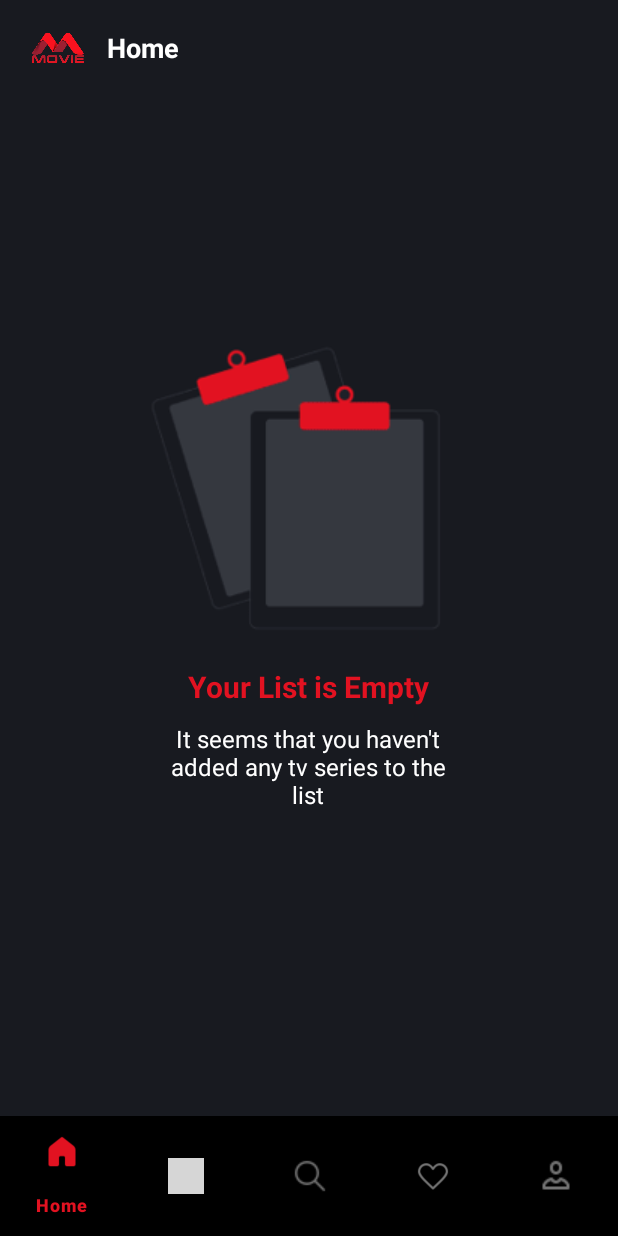
After one commit to DanMinnn/MoviesApp, an Android app: the fragment FavouriteSeriesFragment placed in its activity, on a phone screen of 412 x 824 dp. The commit adds this screen. Run offline under Robolectric (Android 15) with nearby library versions, the phone set to English and light mode, and no system bars; our stand-ins replace Room's generated code; pictures from the network do not load; Roboto replaces fonts that are not available here; grey boxes are pictures that could not be loaded.

Commit message:
fragment favourite series

```diff
--- /dev/null
+++ b/app/src/main/java/com/movieapi/movie/adapter/series/FavSeriesAdapter.java
@@ -0,0 +1,81 @@
+package com.movieapi.movie.adapter.series;
+
+import android.content.Context;
+import android.content.Intent;
+import android.view.LayoutInflater;
+import android.view.View;
+import android.view.ViewGroup;
+import android.widget.ImageView;
+import android.widget.TextView;
+
+import androidx.annotation.NonNull;
+import androidx.cardview.widget.CardView;
+import androidx.recyclerview.widget.RecyclerView;
+
+import com.bumptech.glide.Glide;
+import com.bumptech.glide.load.engine.DiskCacheStrategy;
+import com.movieapi.movie.R;
+import com.movieapi.movie.activity.movies.MovieDetailsActivity;
+import com.movieapi.movie.activity.series.SeriesDetailsActivity;
+import com.movieapi.movie.database.series.FavSeries;
+import com.movieapi.movie.utils.Constants;
+
+import java.util.List;
+
+public class FavSeriesAdapter extends RecyclerView.Adapter<FavSeriesAdapter.FavSeriesHolder> {
+    Context context;
+    List<FavSeries> favSeriesList;
+
+    public FavSeriesAdapter(Context context, List<FavSeries> favSeriesList) {
+        this.context = context;
+        this.favSeriesList = favSeriesList;
+    }
+
+    @NonNull
+    @Override
+    public FavSeriesAdapter.FavSeriesHolder onCreateViewHolder(@NonNull ViewGroup parent, int viewType) {
+        return new FavSeriesAdapter.FavSeriesHolder(LayoutInflater.from(context).inflate(R.layout.item_search_result, parent,false));
+    }
+
+    @Override
+    public void onBindViewHolder(@NonNull FavSeriesAdapter.FavSeriesHolder holder, int position) {
+        Glide.with(context.getApplicationContext()).load(Constants.IMAGE_LOADING_BASE_URL_1280 + favSeriesList.get(position).getStill_path())
+                .centerCrop()
+                .diskCacheStrategy(DiskCacheStrategy.ALL)
+                .into(holder.movie_imageView);
+
+        if (favSeriesList.get(position).getVoteAverage() != 0)
+            holder.txtVoteAverage.setText(String.format("%.1f", favSeriesList.get(position).getVoteAverage()));
+    }
+
+    @Override
+    public int getItemCount() {
+        return favSeriesList.size();
+    }
+
+    public class FavSeriesHolder extends RecyclerView.ViewHolder {
+
+        CardView movie_CardView;
+        ImageView movie_imageView;
+        TextView txtVoteAverage;
+        public FavSeriesHolder(@NonNull View itemView) {
+            super(itemView);
+
+            movie_CardView = itemView.findViewById(R.id.card_view_search);
+            movie_imageView = itemView.findViewById(R.id.image_view_poster_search);
+            txtVoteAverage = itemView.findViewById(R.id.txtVoteAverage);
+
+            movie_imageView.getLayoutParams().width = (int) (context.getResources().getDisplayMetrics().widthPixels * 0.50);
+            movie_imageView.getLayoutParams().height = (int) ((context.getResources().getDisplayMetrics().widthPixels * 0.50) / 0.70);
+
+            movie_CardView.setOnClickListener(new View.OnClickListener() {
+                @Override
+                public void onClick(View view) {
+                    Intent intent = new Intent(context, SeriesDetailsActivity.class);
+                    intent.putExtra("series_id", favSeriesList.get(getAdapterPosition()).getSeries_id());
+                    context.startActivity(intent);
+                }
+            });
+        }
+    }
+}
--- a/app/src/main/java/com/movieapi/movie/fragment/movies/FavouritesFragment.java
+++ b/app/src/main/java/com/movieapi/movie/fragment/movies/FavouritesFragment.java
@@ -1,5 +1,6 @@
 package com.movieapi.movie.fragment.movies;
 
+import android.annotation.SuppressLint;
 import android.os.Bundle;
 import android.view.LayoutInflater;
 import android.view.View;
@@ -22,15 +23,16 @@ public class FavouritesFragment extends Fragment {
     public FavouritesFragment() {
     }
 
+    @SuppressLint("MissingInflatedId")
     @Nullable
     @Override
     public View onCreateView(@NonNull LayoutInflater inflater, @Nullable ViewGroup container, @Nullable Bundle savedInstanceState) {
         View view = inflater.inflate(R.layout.fragment_favourites, container, false);
 
-        //mSmartTabLayout = view.findViewById(R.id.tab_view_pager_fav);
+        mSmartTabLayout = view.findViewById(R.id.tab_view_pager_fav);
         mViewPager = view.findViewById(R.id.view_pager_fav);
         mViewPager.setAdapter(new FavouritesPagerAdapter(getChildFragmentManager(), getContext()));
-        //mSmartTabLayout.setViewPager(mViewPager);
+        mSmartTabLayout.setViewPager(mViewPager);
 
         return view;
     }
--- /dev/null
+++ b/app/src/main/java/com/movieapi/movie/fragment/series/FavouriteSeriesFragment.java
@@ -0,0 +1,63 @@
+package com.movieapi.movie.fragment.series;
+
+import android.content.Context;
+import android.content.SharedPreferences;
+import android.os.Bundle;
+import android.view.LayoutInflater;
+import android.view.View;
+import android.view.ViewGroup;
+
+import androidx.annotation.NonNull;
+import androidx.annotation.Nullable;
+import androidx.fragment.app.Fragment;
+import androidx.lifecycle.LiveData;
+import androidx.lifecycle.Observer;
+import androidx.recyclerview.widget.GridLayoutManager;
+
+import com.movieapi.movie.adapter.series.FavSeriesAdapter;
+import com.movieapi.movie.database.series.FavSeries;
+import com.movieapi.movie.database.series.SeriesDatabase;
+import com.movieapi.movie.databinding.FragmentFavouriteSeriesBinding;
+
+import java.util.List;
+
+
+public class FavouriteSeriesFragment extends Fragment {
+    FragmentFavouriteSeriesBinding binding;
+    SharedPreferences prefUser;
+    private String userId;
+
+    public FavouriteSeriesFragment() {
+    }
+
+    @Nullable
+    @Override
+    public View onCreateView(@NonNull LayoutInflater inflater, @Nullable ViewGroup container, @Nullable Bundle savedInstanceState) {
+        binding = FragmentFavouriteSeriesBinding.inflate(inflater, container, false);
+        return binding.getRoot();
+    }
+
+    @Override
+    public void onViewCreated(@NonNull View view, @Nullable Bundle savedInstanceState) {
+        super.onViewCreated(view, savedInstanceState);
+
+        prefUser = getActivity().getApplicationContext().getSharedPreferences("sessionUser", Context.MODE_PRIVATE);
+        userId = prefUser.getString("idUser", "");
+
+        final LiveData<List<FavSeries>> favSeries = SeriesDatabase.getInstance(getContext())
+                .seriesDao()
+                .getAllFavMovies(userId);
+
+        favSeries.observe(requireActivity(), new Observer<List<FavSeries>>() {
+            @Override
+            public void onChanged(List<FavSeries> favSeries) {
+                FavSeriesAdapter favSeriesAdapter = new FavSeriesAdapter(getContext(), favSeries);
+                binding.favSeriesRecView.setLayoutManager(new GridLayoutManager(getContext(), 2));
+                binding.favSeriesRecView.setAdapter(favSeriesAdapter);
+
+                if (favSeries.isEmpty())
+                    binding.lnFavSeries.setVisibility(View.VISIBLE);
+            }
+        });
+    }
+}
--- /dev/null
+++ b/app/src/main/res/layout/fragment_favourite_series.xml
@@ -0,0 +1,47 @@
+<?xml version="1.0" encoding="utf-8"?>
+<FrameLayout xmlns:android="http://schemas.android.com/apk/res/android"
+    android:layout_width="match_parent"
+    android:layout_height="match_parent"
+    xmlns:app="http://schemas.android.com/apk/res-auto"
+    android:background="@color/bground">
+
+    <androidx.recyclerview.widget.RecyclerView
+        android:id="@+id/fav_series_recView"
+        android:layout_width="match_parent"
+        android:layout_height="match_parent"
+        android:layout_marginTop="5dp"/>
+
+    <LinearLayout
+        android:id="@+id/ln_fav_series"
+        android:layout_width="wrap_content"
+        android:layout_height="wrap_content"
+        android:layout_gravity="center"
+        android:gravity="center"
+        android:visibility="gone"
+        android:orientation="vertical"
+        android:layout_marginBottom="35dp">
+
+        <ImageView
+            android:layout_width="wrap_content"
+            android:layout_height="wrap_content"
+            android:src="@drawable/list_empty" />
+
+        <TextView
+            android:layout_width="wrap_content"
+            android:layout_height="wrap_content"
+            android:text="Your List is Empty"
+            android:textAlignment="center"
+            android:textColor="@color/light_red"
+            android:textStyle="bold"
+            android:textSize="20sp"/>
+
+        <TextView
+            android:layout_width="200dp"
+            android:layout_height="wrap_content"
+            android:text="It seems that you haven't added any tv series to the list"
+            android:textSize="16sp"
+            android:textColor="@color/white"
+            android:layout_marginTop="10dp"
+            android:textAlignment="center"/>
+    </LinearLayout>
+</FrameLayout>
--- a/app/src/main/res/layout/fragment_favourites.xml
+++ b/app/src/main/res/layout/fragment_favourites.xml
@@ -6,7 +6,7 @@
     android:orientation="vertical"
     android:background="@color/bground">
 
-    <!--<com.ogaclejapan.smarttablayout.SmartTabLayout
+    <com.ogaclejapan.smarttablayout.SmartTabLayout
         android:id="@+id/tab_view_pager_fav"
         android:layout_width="match_parent"
         android:layout_height="48dp"
@@ -20,7 +20,7 @@
         app:stl_indicatorInterpolation="smart"
         app:stl_indicatorThickness="1dp"
         app:stl_overlineThickness="0dp"
-        app:stl_underlineThickness="0dp" />-->
+        app:stl_underlineThickness="0dp" />
 
     <androidx.viewpager.widget.ViewPager
         android:id="@+id/view_pager_fav"
```
Also changed, not shown: app/src/main/java/com/movieapi/movie/adapter/FavouritesPagerAdapter.java (+8 -3 lines), app/src/main/java/com/movieapi/movie/database/series/FavSeries.java (+14 -2 lines).
